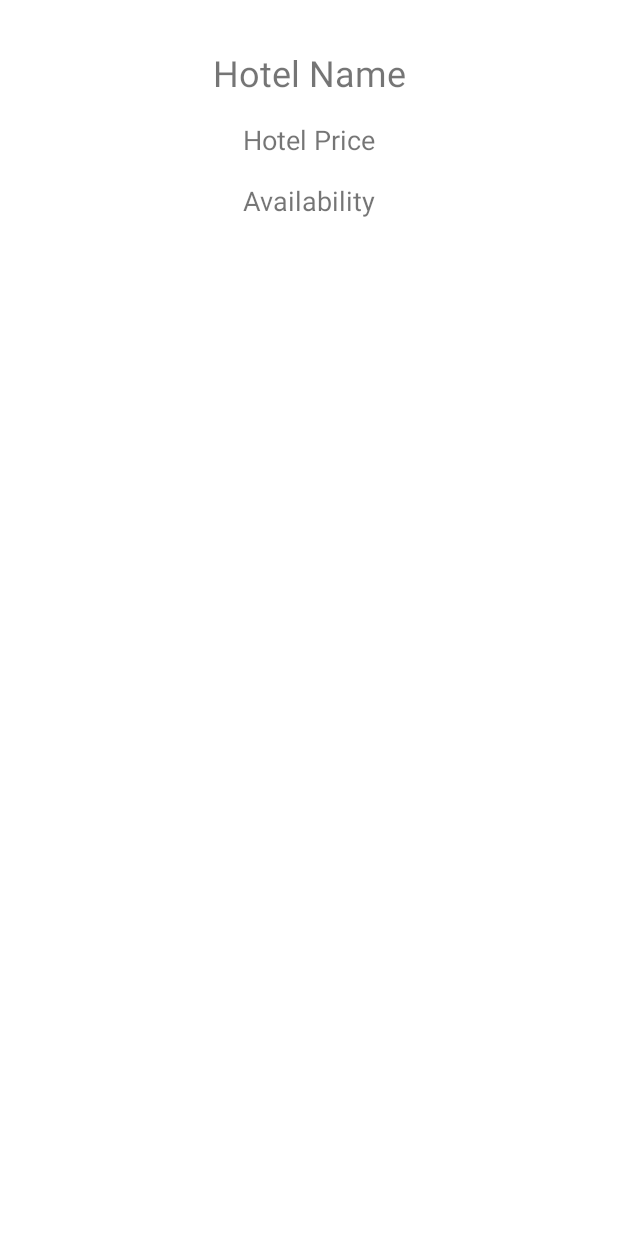
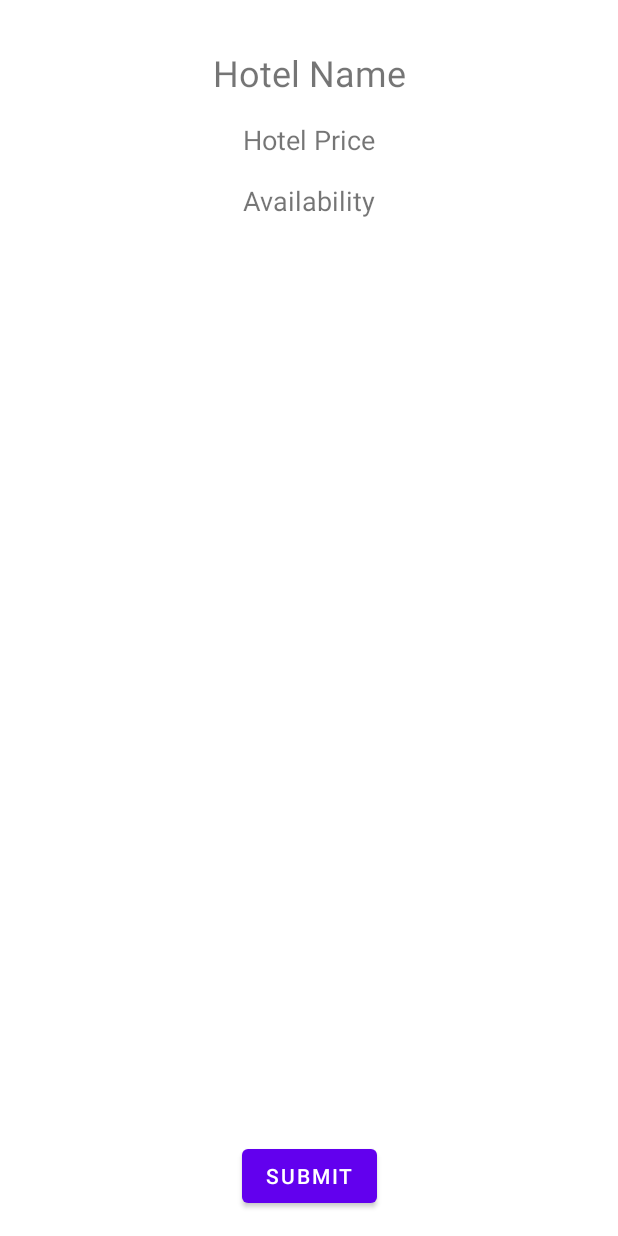
Before and after one commit to sylvesterterdoo/MCDA5550_A00472836, an Android app: the layout hotel_guest_details_layout.xml on its own in the app's theme, with its tools: preview values and no code run, on a phone screen of 412 x 824 dp. Run offline under Robolectric (Android 15) with nearby library versions, the phone set to English and light mode, and no system bars.

Commit message:
added button to make service call

```diff
--- a/app/src/main/res/layout/hotel_guest_details_layout.xml
+++ b/app/src/main/res/layout/hotel_guest_details_layout.xml
@@ -44,4 +44,38 @@ android:layout_height="match_parent">
     android:layout_marginStart="16dp"
     android:layout_marginEnd="16dp"/>
 
+<!-- LinearLayout for dynamic views -->
+<ScrollView
+    android:layout_width="match_parent"
+    android:layout_height="0dp"
+    app:layout_constraintTop_toBottomOf="@id/hotel_availability_text_view"
+    app:layout_constraintBottom_toTopOf="@id/submit_button"
+    android:layout_marginTop="16dp"
+    android:paddingStart="16dp"
+    android:paddingEnd="16dp"
+    app:layout_constraintStart_toStartOf="parent"
+    app:layout_constraintEnd_toEndOf="parent">
+
+    <LinearLayout
+        android:id="@+id/container"
+        android:layout_width="match_parent"
+        android:layout_height="wrap_content"
+        android:orientation="vertical">
+        <!-- Dynamic views will be added here programmatically -->
+    </LinearLayout>
+
+</ScrollView>
+
+<!-- Submit button -->
+<Button
+    android:id="@+id/submit_button"
+    android:layout_width="wrap_content"
+    android:layout_height="wrap_content"
+    android:text="Submit"
+    android:layout_margin="16dp"
+    app:layout_constraintBottom_toBottomOf="parent"
+    app:layout_constraintEnd_toEndOf="parent"
+    app:layout_constraintStart_toStartOf="parent"
+    android:onClick="onSubmitClicked"/>
+
 </androidx.constraintlayout.widget.ConstraintLayout>
```
Also changed, not shown: app/src/main/java/com/example/hotel_reservation_system_project/HotelGuestDetails.kt (+51 -1 lines), app/src/main/java/com/example/hotel_reservation_system_project/HotelSearchFragment.kt (+1 -7 lines), app/src/main/java/com/example/hotel_reservation_system_project/HotelsListFragment.kt (+107 -130 lines).
